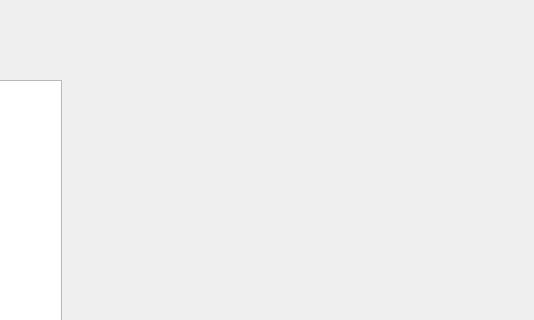
Above: film.ui from Zloiben/Application before the change; both pictures show x 389 to 923 and y 0 to 320 of the 923 by 631 pixel window. Below: the same form after it.
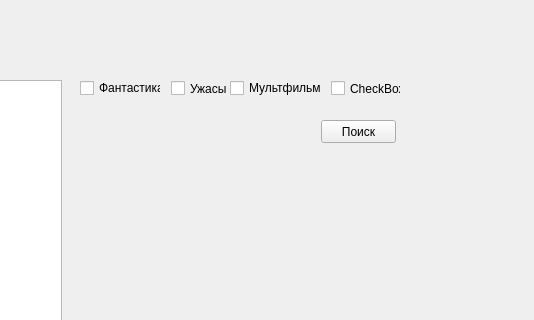
That is the form after the change.

Patch:
```diff
--- a/film.ui
+++ b/film.ui
@@ -87,6 +87,71 @@
      <string>По названию</string>
     </property>
    </widget>
+   <widget class="QCheckBox" name="checkBox">
+    <property name="geometry">
+     <rect>
+      <x>469</x>
+      <y>80</y>
+      <width>81</width>
+      <height>16</height>
+     </rect>
+    </property>
+    <property name="text">
+     <string>Фантастика</string>
+    </property>
+   </widget>
+   <widget class="QCheckBox" name="checkBox_2">
+    <property name="geometry">
+     <rect>
+      <x>560</x>
+      <y>80</y>
+      <width>70</width>
+      <height>17</height>
+     </rect>
+    </property>
+    <property name="text">
+     <string>Ужасы</string>
+    </property>
+   </widget>
+   <widget class="QCheckBox" name="checkBox_3">
+    <property name="geometry">
+     <rect>
+      <x>619</x>
+      <y>80</y>
+      <width>91</width>
+      <height>16</height>
+     </rect>
+    </property>
+    <property name="text">
+     <string>Мультфильмы</string>
+    </property>
+   </widget>
+   <widget class="QCheckBox" name="checkBox_4">
+    <property name="geometry">
+     <rect>
+      <x>720</x>
+      <y>80</y>
+      <width>70</width>
+      <height>17</height>
+     </rect>
+    </property>
+    <property name="text">
+     <string>CheckBox</string>
+    </property>
+   </widget>
+   <widget class="QPushButton" name="search_btn">
+    <property name="geometry">
+     <rect>
+      <x>710</x>
+      <y>120</y>
+      <width>75</width>
+      <height>23</height>
+     </rect>
+    </property>
+    <property name="text">
+     <string>Поиск</string>
+    </property>
+   </widget>
   </widget>
   <widget class="QMenuBar" name="menubar">
    <property name="geometry">
```
